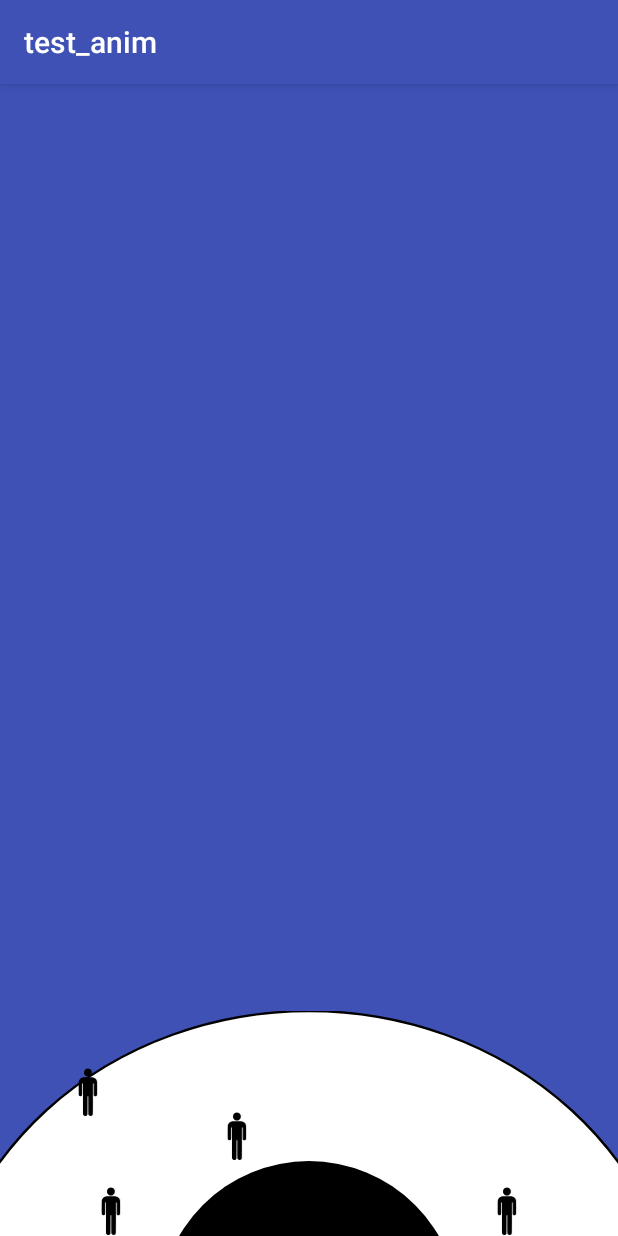
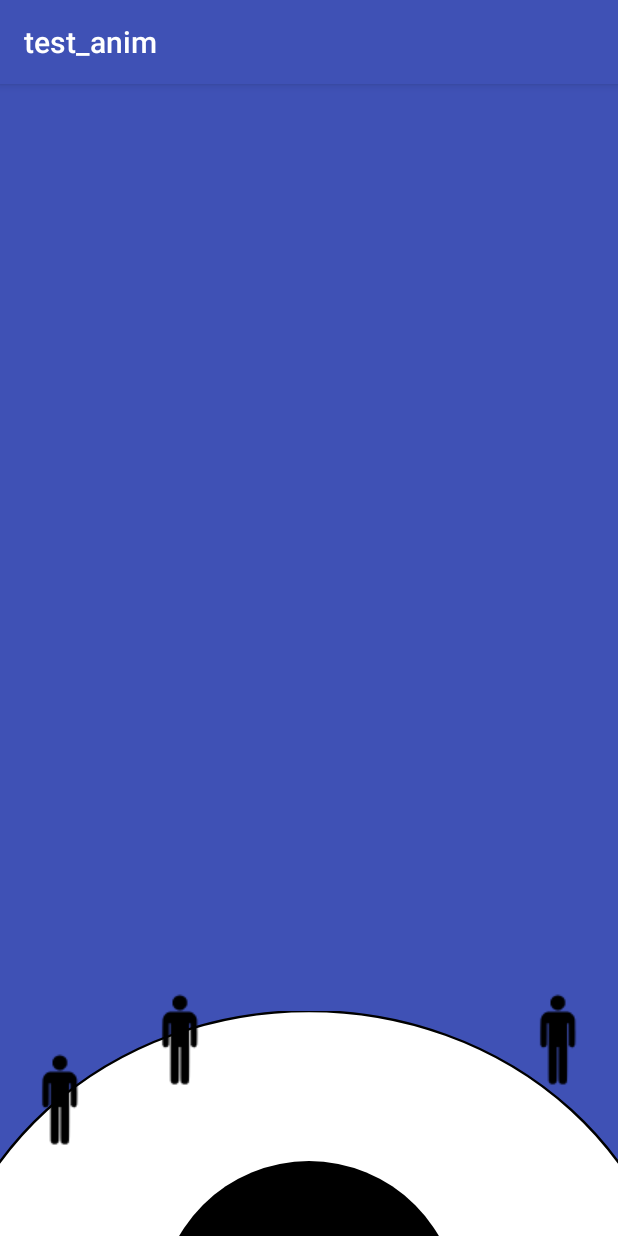
Before and after one commit to linkinamine/CrossApp, an Android app: the screen it shows after launch (MainActivity), after a tap on an icon or button, on a phone screen of 412 x 824 dp. Run offline under Robolectric (Android 15) with nearby library versions, the phone set to English and light mode, and no system bars; 2 other taps on this screen came first.

Commit message:
some kinda updaaates

```diff
--- a/app/src/main/java/com/qrcode/mohamedelaminebenallouch/test_anim/MainActivity.kt
+++ b/app/src/main/java/com/qrcode/mohamedelaminebenallouch/test_anim/MainActivity.kt
@@ -2,48 +2,64 @@ package com.qrcode.mohamedelaminebenallouch.test_anim
 
 import android.animation.ObjectAnimator
 import android.animation.PropertyValuesHolder
-import android.graphics.drawable.Animatable
 import android.os.Bundle
 import android.support.v7.app.AppCompatActivity
-import android.view.animation.AccelerateDecelerateInterpolator
+import android.view.animation.LinearInterpolator
+import android.widget.ImageView
 import kotlinx.android.synthetic.main.activity_main.*
 
 
 class MainActivity : AppCompatActivity() {
 
+    private var objectAnimator: ObjectAnimator? = null
+    private var animations = HashMap<Int, ObjectAnimator>()
+    private val resizeFactorX = PropertyValuesHolder.ofFloat("scaleX", 1.5f)
+    private val resizeFactorY = PropertyValuesHolder.ofFloat("scaleY", 1.5f)
+    private val elementsAnchorX = PropertyValuesHolder.ofInt("translationX", 0)
+
     override fun onCreate(savedInstanceState: Bundle?) {
         super.onCreate(savedInstanceState)
         setContentView(R.layout.activity_main)
+        initialiseButtonsAnimators()
 
-        val firstElementX = PropertyValuesHolder.ofFloat("x", 40f)
-        val firstElementY = PropertyValuesHolder.ofFloat("y", 10f)
+    }
 
-        var objectAnimator: ObjectAnimator? = null
+    private fun initialiseButtonsAnimators() {
 
+        val bottomElementOffset = resources.getDimensionPixelSize(R.dimen.ca_default_buttons_iv).toFloat()
+        val topElementOffset = resources.getDimensionPixelSize(R.dimen.semi_circle_small_height_vw) + ((resources.getDimensionPixelSize(R.dimen.view_holder_rl) -
+            resources.getDimensionPixelSize(R.dimen.semi_circle_big_vw)) / 1.5).toFloat()
+
+        val topElementAnchorY = PropertyValuesHolder.ofFloat("translationY", -topElementOffset)
+        val bottomElementAnchorY = PropertyValuesHolder.ofFloat("translationY", -bottomElementOffset)
+
+        iv_anim_bottom_left.setOnClickListener {
+            handleElementAnimation(iv_anim_bottom_left, 1, elementsAnchorX, bottomElementAnchorY)
+        }
+        iv_anim_top_left.setOnClickListener {
+            handleElementAnimation(iv_anim_top_left, 2, elementsAnchorX, topElementAnchorY)
+        }
         iv_anim_top_right.setOnClickListener {
+            handleElementAnimation(iv_anim_top_right, 3, elementsAnchorX, topElementAnchorY)
+        }
+        iv_anim_bottom_right.setOnClickListener {
+            handleElementAnimation(iv_anim_bottom_right, 4, elementsAnchorX, bottomElementAnchorY)
+        }
+    }
 
-            if (objectAnimator != null) {
-                objectAnimator!!.reverse()
-                objectAnimator = null
+    private fun handleElementAnimation(elementToAnimate: ImageView, animatedElementPosition: Int, elementAnchorX: PropertyValuesHolder?, elementAnchorY: PropertyValuesHolder?) {
+
+
+        if (animations[animatedElementPosition] != null) {
+            animations[animatedElementPosition]!!.reverse()
+            animations.remove(animatedElementPosition)
 
         } else {
-                objectAnimator = ObjectAnimator.ofPropertyValuesHolder(iv_anim_top_right, firstElementX, firstElementY).setDuration(500)
-                objectAnimator?.interpolator = AccelerateDecelerateInterpolator()
+            objectAnimator = ObjectAnimator.ofPropertyValuesHolder(elementToAnimate, elementAnchorX, elementAnchorY, resizeFactorX, resizeFactorY).setDuration(500)
+            objectAnimator?.interpolator = LinearInterpolator()
             objectAnimator?.start()
+            objectAnimator?.let { animations.put(animatedElementPosition, it) }
+        }
     }
 
 }
-        iv_anim_top_left.setOnClickListener {
-            (iv_anim_top_left.drawable as Animatable).start()
-        }
-        iv_anim_bottom_left.setOnClickListener {
-            (iv_anim_bottom_left.drawable as Animatable).start()
-        }
-        iv_anim_bottom_right.setOnClickListener {
-            (iv_anim_bottom_right.drawable as Animatable).start()
-        }
-
-    }
-
-
-}
--- /dev/null
+++ b/app/src/main/java/com/qrcode/mohamedelaminebenallouch/test_anim/ViewExtensions.kt
@@ -0,0 +1,9 @@
+package com.qrcode.mohamedelaminebenallouch.test_anim
+
+import android.content.res.Resources
+
+val Int.toPx: Float
+    get() = (this * Resources.getSystem().displayMetrics.density)
+
+val Int.toDp: Int
+    get() = (this / Resources.getSystem().displayMetrics.density).toInt()
--- a/app/src/main/res/drawable/avd_anim_male.xml
+++ b/app/src/main/res/drawable/avd_anim_male.xml
@@ -1,13 +1,13 @@
 <animated-vector
-  xmlns:tools="http://schemas.android.com/tools"
   xmlns:android="http://schemas.android.com/apk/res/android"
   xmlns:aapt="http://schemas.android.com/aapt"
+  xmlns:tools="http://schemas.android.com/tools"
   tools:ignore="NewApi">
   <aapt:attr name="android:drawable">
     <vector
       android:name="vector"
-      android:width="200dp"
-      android:height="500dp"
+      android:width="400dp"
+      android:height="1000dp"
       android:viewportHeight="500"
       android:viewportWidth="200">
       <group
@@ -24,15 +24,4 @@
       </group>
     </vector>
   </aapt:attr>
-  <target android:name="layer1">
-    <aapt:attr name="android:animation">
-      <objectAnimator
-        android:duration="599"
-        android:interpolator="@android:interpolator/fast_out_slow_in"
-        android:propertyName="translateY"
-        android:valueFrom="250"
-        android:valueTo="0"
-        android:valueType="floatType"/>
-    </aapt:attr>
-  </target>
 </animated-vector>
--- a/app/src/main/res/layout/activity_main.xml
+++ b/app/src/main/res/layout/activity_main.xml
@@ -12,61 +12,88 @@
   <RelativeLayout
     android:id="@+id/rl"
     android:layout_width="wrap_content"
-    android:layout_height="150dp"
+    android:layout_height="@dimen/view_holder_rl"
     android:layout_alignParentBottom="true"
     android:layout_centerHorizontal="true">
 
     <View
       android:id="@+id/iv_semi_circle_big"
-      android:layout_width="wrap_content"
-      android:layout_height="150dp"
+      android:layout_width="match_parent"
+      android:layout_height="@dimen/semi_circle_big_vw"
+      android:layout_alignParentBottom="true"
+      android:layout_alignParentStart="true"
       android:background="@drawable/action_half_disc_big"/>
 
+    <android.support.constraint.ConstraintLayout
+      xmlns:android="http://schemas.android.com/apk/res/android"
+      xmlns:app="http://schemas.android.com/apk/res-auto"
+      android:layout_width="match_parent"
+      android:layout_height="match_parent"
+      tools:layout_editor_absoluteX="0dp"
+      tools:layout_editor_absoluteY="0dp">
+
       <ImageView
-      android:id="@+id/iv_anim_top_right"
-      android:layout_width="64dp"
-      android:layout_height="64dp"
-      android:layout_alignParentBottom="true"
-      android:layout_marginBottom="50dp"
-      android:layout_marginEnd="20dp"
-      android:layout_toStartOf="@+id/iv_anim_bottom_right"
+        android:id="@+id/iv_anim_bottom_left"
+        android:layout_width="@dimen/ca_default_buttons_iv"
+        android:layout_height="@dimen/ca_default_buttons_iv"
+        app:layout_constraintBottom_toBottomOf="parent"
+        app:layout_constraintEnd_toStartOf="@+id/iv_anim_top_left"
+        app:layout_constraintHorizontal_bias="0.5"
+        app:layout_constraintStart_toStartOf="parent"
         app:srcCompat="@drawable/avd_anim_male"/>
 
       <ImageView
         android:id="@+id/iv_anim_top_left"
-      android:layout_width="64dp"
-      android:layout_height="64dp"
-      android:layout_alignTop="@+id/iv_anim_top_right"
-      android:layout_marginStart="20dp"
-      android:layout_toEndOf="@+id/iv_anim_bottom_left"
-      app:srcCompat="@drawable/avd_anim_male"/>
-
+        android:layout_width="@dimen/ca_default_buttons_iv"
+        android:layout_height="@dimen/ca_default_buttons_iv"
+        app:layout_constraintBottom_toTopOf="@+id/iv_semi_circle_small"
+        app:layout_constraintEnd_toStartOf="@+id/iv_anim_bottom_left"
+        app:layout_constraintHorizontal_bias="0.5"
+        app:layout_constraintStart_toEndOf="@+id/iv_anim_bottom_left"
+        app:srcCompat="@drawable/avd_anim_male"
+        />
 
       <ImageView
-      android:id="@+id/iv_anim_bottom_left"
-      android:layout_width="64dp"
-      android:layout_height="64dp"
-      android:layout_alignParentBottom="true"
-      android:layout_toStartOf="@+id/iv_semi_circle_small"
+        android:id="@+id/iv_anim_top_right"
+        android:layout_width="@dimen/ca_default_buttons_iv"
+        android:layout_height="@dimen/ca_default_buttons_iv"
+        app:layout_constraintBottom_toTopOf="@+id/iv_semi_circle_small"
+        app:layout_constraintEnd_toStartOf="@+id/iv_anim_bottom_right"
+        app:layout_constraintHorizontal_bias="0.5"
+        app:layout_constraintHorizontal_chainStyle="packed"
+        app:layout_constraintStart_toEndOf="@id/iv_anim_top_right"
         app:srcCompat="@drawable/avd_anim_male"/>
 
       <ImageView
         android:id="@+id/iv_anim_bottom_right"
-      android:layout_width="64dp"
-      android:layout_height="64dp"
-      android:layout_alignParentBottom="true"
-      android:layout_toEndOf="@+id/iv_semi_circle_small"
-      app:srcCompat="@drawable/avd_anim_male"/>
+        android:layout_width="@dimen/ca_default_buttons_iv"
+        android:layout_height="@dimen/ca_default_buttons_iv"
+        app:layout_constraintBottom_toBottomOf="parent"
+        app:layout_constraintEnd_toEndOf="parent"
+        app:layout_constraintHorizontal_bias="0.5"
+        app:layout_constraintStart_toEndOf="@+id/iv_anim_top_right"
+        app:srcCompat="@drawable/avd_anim_male"
+        />
 
       <View
         android:id="@+id/iv_semi_circle_small"
-      android:layout_width="200dp"
-      android:layout_height="50dp"
-      android:layout_alignParentBottom="true"
-      android:layout_centerHorizontal="true"
-      android:layout_marginTop="50dp"
+        android:layout_width="@dimen/semi_circle_small_width_vw"
+        android:layout_height="@dimen/semi_circle_small_height_vw"
         android:background="@drawable/action_half_disc_small"
-      />
+        app:layout_constraintBottom_toBottomOf="parent"
+        app:layout_constraintEnd_toEndOf="parent"
+        app:layout_constraintHorizontal_bias="0.5"
+        app:layout_constraintStart_toStartOf="parent"/>
+
+      <android.support.constraint.Guideline
+        android:id="@+id/guideline"
+        android:layout_width="wrap_content"
+        android:layout_height="wrap_content"
+        android:orientation="horizontal"/>
+
+    </android.support.constraint.ConstraintLayout>
+
+
   </RelativeLayout>
 
 </RelativeLayout>
--- /dev/null
+++ b/app/src/main/res/values/dimen.xml
@@ -0,0 +1,9 @@
+<?xml version="1.0" encoding="utf-8"?>
+<resources>
+  <dimen name="ca_default_buttons_iv">80dp</dimen>
+  <dimen name="view_holder_rl">180dp</dimen>
+  <dimen name="semi_circle_big_vw">150dp</dimen>
+  <dimen name="semi_circle_small_height_vw">50dp</dimen>
+  <dimen name="semi_circle_small_width_vw">200dp</dimen>
+
+</resources>
--- a/build.gradle
+++ b/build.gradle
@@ -1,13 +1,13 @@
 // Top-level build file where you can add configuration options common to all sub-projects/modules.
 
 buildscript {
-    ext.kotlin_version = '1.1.51'
+    ext.kotlin_version = '1.2.21'
     repositories {
         google()
         jcenter()
     }
     dependencies {
-        classpath 'com.android.tools.build:gradle:3.0.0-beta6'
+        classpath 'com.android.tools.build:gradle:3.0.1'
         classpath "org.jetbrains.kotlin:kotlin-gradle-plugin:$kotlin_version"
 
         // NOTE: Do not place your application dependencies here; they belong
```
Lines whose indentation alone changed are shown as unchanged.
